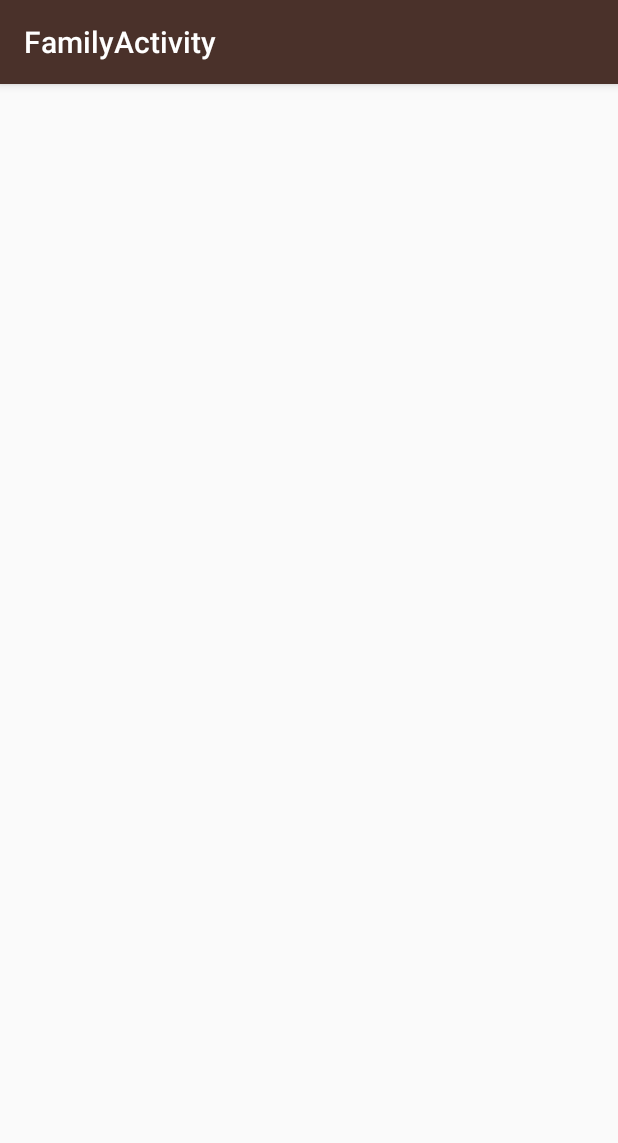
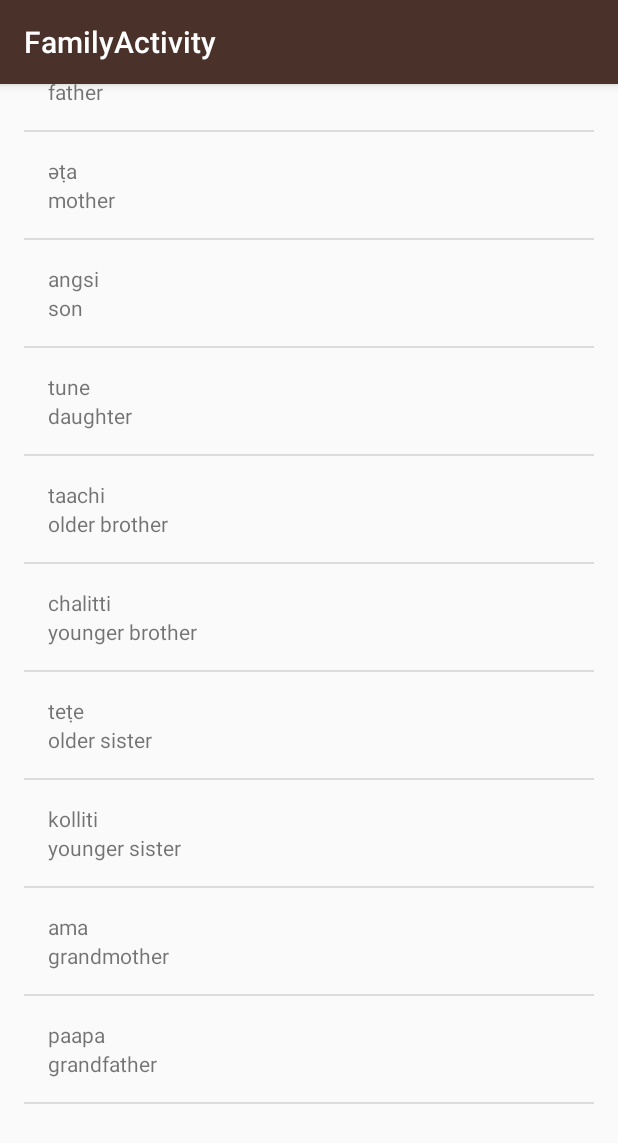
Before and after one commit to tiredoak/Miwok, an Android app: the FamilyActivity screen opened directly, with no data from a screen before it, on a phone screen of 412 x 824 dp. Shown: the top 1143 px of the screen. Run offline under Robolectric (Android 15) with nearby library versions, the phone set to English and light mode, and no system bars.

Commit message:
Add words and bind custom adapter to each of the other activities.

```diff
--- a/app/src/main/java/com/example/android/miwok/FamilyActivity.java
+++ b/app/src/main/java/com/example/android/miwok/FamilyActivity.java
@@ -6,6 +6,9 @@
 import android.support.v7.app.AppCompatActivity;
 import android.support.v7.widget.Toolbar;
 import android.view.View;
+import android.widget.ListView;
+
+import java.util.ArrayList;
 
 public class FamilyActivity extends AppCompatActivity {
 
@@ -16,6 +19,23 @@
         Toolbar toolbar = (Toolbar) findViewById(R.id.toolbar);
         setSupportActionBar(toolbar);
 
+        // Create a list of words
+        ArrayList<Word> words = new ArrayList<Word>();
+        words.add(new Word("father", "әpә"));
+        words.add(new Word("mother", "әṭa"));
+        words.add(new Word("son", "angsi"));
+        words.add(new Word("daughter", "tune"));
+        words.add(new Word("older brother", "taachi"));
+        words.add(new Word("younger brother", "chalitti"));
+        words.add(new Word("older sister", "teṭe"));
+        words.add(new Word("younger sister", "kolliti"));
+        words.add(new Word("grandmother ", "ama"));
+        words.add(new Word("grandfather", "paapa"));
+
+        WordAdapter adapter = new WordAdapter(this, words);
+        ListView listView = (ListView) findViewById(R.id.list);
+        listView.setAdapter(adapter);
+
 
     }
 
```
Also changed, not shown: app/src/main/java/com/example/android/miwok/ColorsActivity.java (+16 -0 lines), app/src/main/java/com/example/android/miwok/PhrasesActivity.java (+20 -0 lines).
